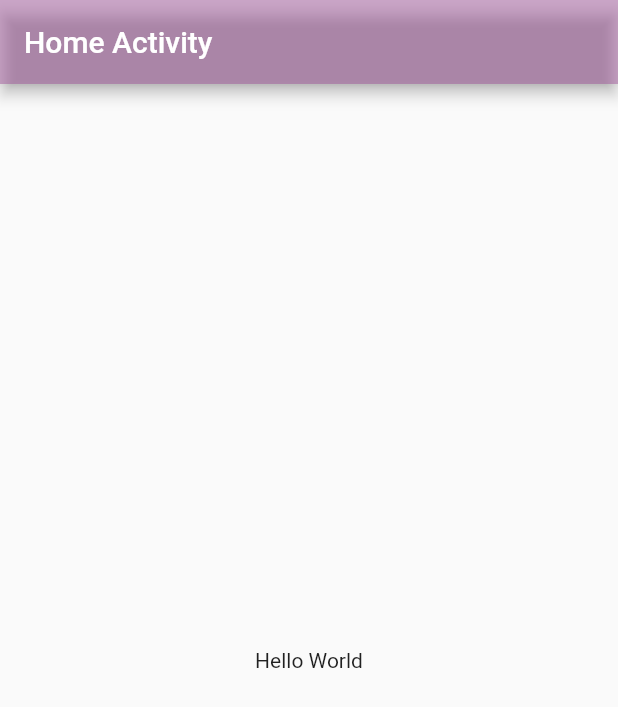
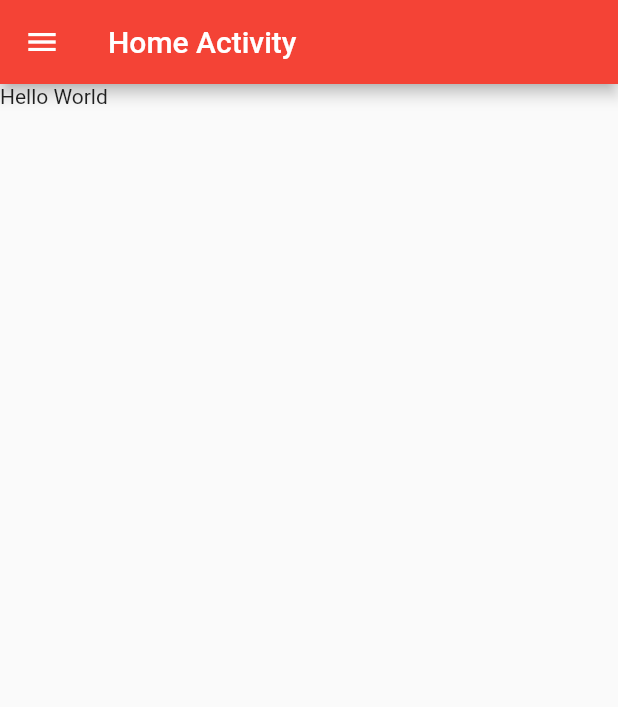
Before and after one commit to didipta/flutter_application, a Flutter app: the screen it shows after launch, on a phone screen of 412 x 824 dp. Shown: the top 707 px of the screen. Run offline on Flutter 3.47's test engine with Material 2 defaults, Android fonts, the phone set to English and light mode, and no system bars.

Commit message:
hello world

```diff
--- a/lib/main.dart
+++ b/lib/main.dart
@@ -8,7 +8,17 @@ class MyApp extends StatelessWidget {
   const MyApp({Key? key}) : super(key: key);
   @override
   Widget build(BuildContext context) {
-    return const MaterialApp(home: HomeActivity());
+    return MaterialApp(
+        theme: ThemeData(
+          primarySwatch: Colors.red,
+        ),
+        darkTheme: ThemeData(
+          brightness: Brightness.dark,
+          primarySwatch: Colors.blue,
+        ),
+        debugShowCheckedModeBanner: false,
+
+        home: HomeActivity());
   }
 }
 
@@ -19,10 +29,10 @@ class HomeActivity extends StatelessWidget {
     return Scaffold(
       appBar: AppBar(
         title: const Text("Home Activity"),
-        backgroundColor: Color.fromARGB(120, 158, 80, 152),
       ),
-      body: const Center(
-        child: Text("Hello World"),
+      drawer: const Drawer(),
+      body: const Text(
+        "Hello World",
       ),
     );
   }
```
